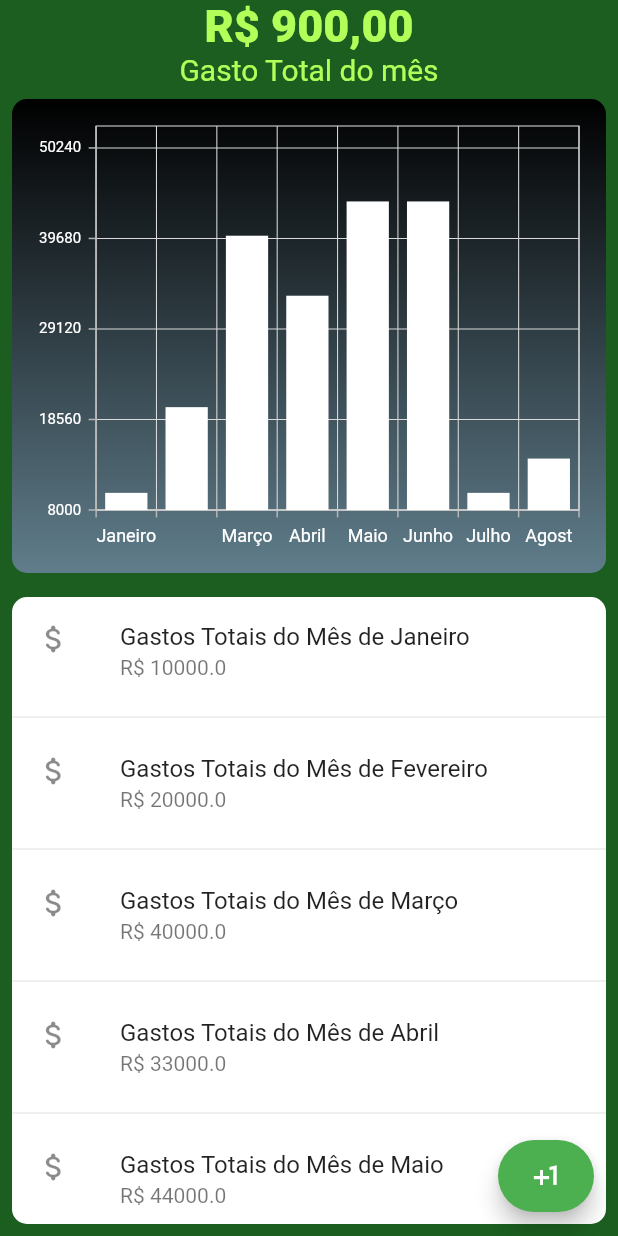
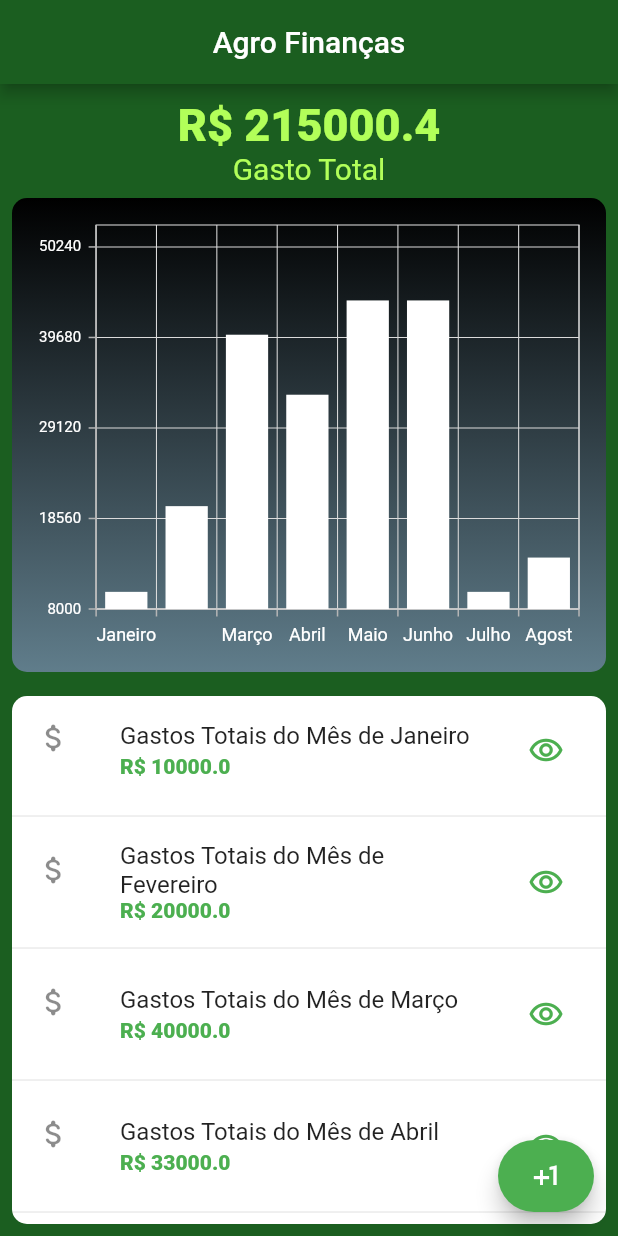
Before and after one commit to MarceloSolusysMobile/agro_financas, a Flutter app: the screen it shows after launch, on a phone screen of 412 x 824 dp. Run offline on Flutter 3.47's test engine with Material 2 defaults, Android fonts, the phone set to English and light mode, and no system bars; our stand-ins replace syncfusion_flutter_charts.

Commit message:
second commit

```diff
--- a/lib/home_page.dart
+++ b/lib/home_page.dart
@@ -15,8 +15,16 @@ class HomePage extends StatelessWidget {
     Financa(mes: 'Maio', valor: 44000),
     Financa(mes: 'Junho', valor: 44000),
     Financa(mes: 'Julho', valor: 10000),
-    Financa(mes: 'Agost', valor: 14000)
+    Financa(mes: 'Agost', valor: 14000.40)
   ];
+
+  double returnValorTotal(List<Financa> financas) {
+    double valorTotal = 0;
+    for (var financa in financas) {
+      valorTotal += financa.valor;
+    }
+    return valorTotal;
+  }
 
   //Retorna o maior e o menor valor da Lista de finanças
   List<double> returnValoresEixoY(List<Financa> financas) {
@@ -33,6 +41,11 @@ class HomePage extends StatelessWidget {
   @override
   Widget build(BuildContext context) {
     return Scaffold(
+        appBar: AppBar(
+          centerTitle: true,
+          title: const Text('Agro Finanças'),
+          backgroundColor: Colors.green[900],
+        ),
         floatingActionButton: FloatingActionButton.extended(
             backgroundColor: Colors.green,
             onPressed: () {},
@@ -41,16 +54,19 @@ class HomePage extends StatelessWidget {
           color: Colors.green[900],
           child: Column(
             children: [
-              const Text(
-                'R\$ 900,00',
-                style: TextStyle(
+              const SizedBox(
+                height: 10,
+              ),
+              Text(
+                'R\$ ${returnValorTotal(financasList)}',
+                style: const TextStyle(
                   fontSize: 30,
                   color: Colors.lightGreenAccent,
                   fontWeight: FontWeight.w900,
                 ),
               ),
               const Text(
-                'Gasto Total do mês',
+                'Gasto Total',
                 style: TextStyle(
                   fontSize: 20,
                   color: Colors.lightGreenAccent,
@@ -132,12 +148,25 @@ class HomePage extends StatelessWidget {
                         return Column(
                           children: [
                             ListTile(
-                              onTap: () {},
+                              trailing: IconButton(
+                                onPressed: () {},
+                                icon: const Icon(
+                                  Icons.remove_red_eye_outlined,
+                                  color: Colors.green,
+                                ),
+                                tooltip: 'Detalhar',
+                              ),
                               leading: const Icon(Icons.attach_money_rounded),
                               title: Text(
                                   'Gastos Totais do Mês de ${financasList[index].mes}'),
-                              subtitle:
-                                  Text('R\$ ${financasList[index].valor}'),
+                              subtitle: Text(
+                                'R\$ ${financasList[index].valor}',
+                                style: const TextStyle(
+                                  color: Colors.green,
+                                  fontWeight: FontWeight.w900,
+                                ),
+                              ),
+                              tileColor: Colors.grey[200],
                             ),
                             const Divider()
                           ],
```
